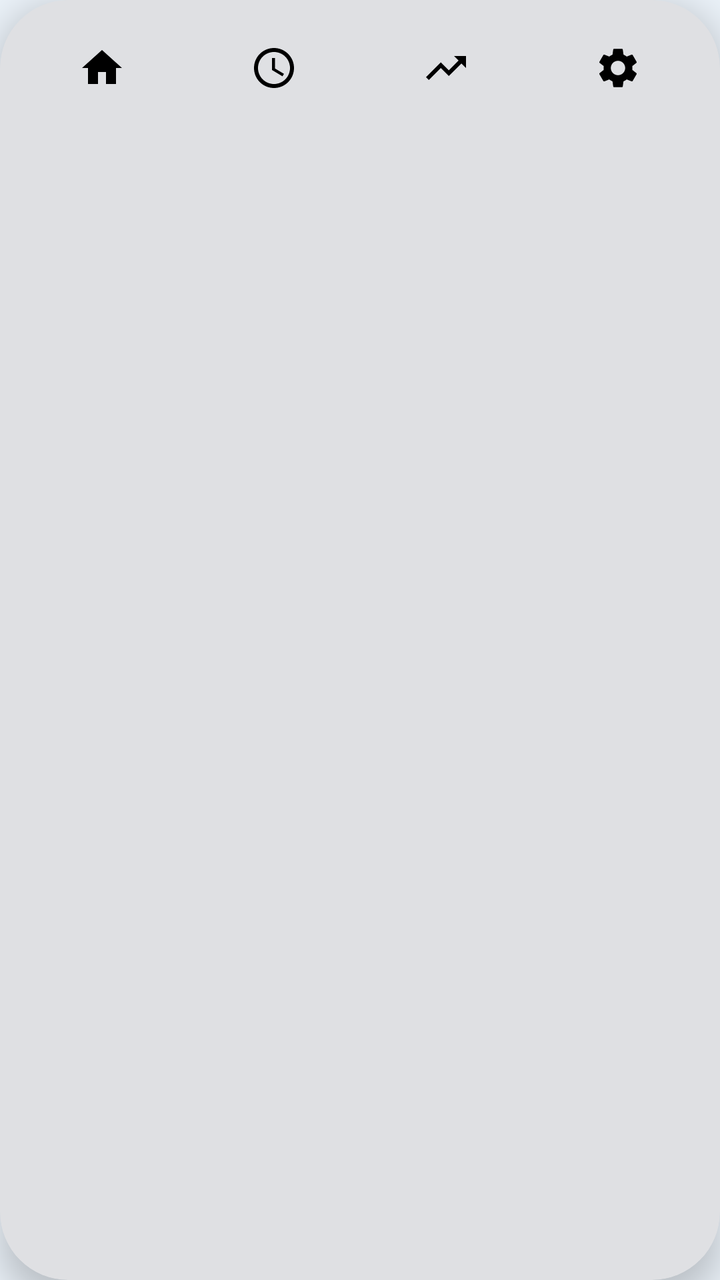
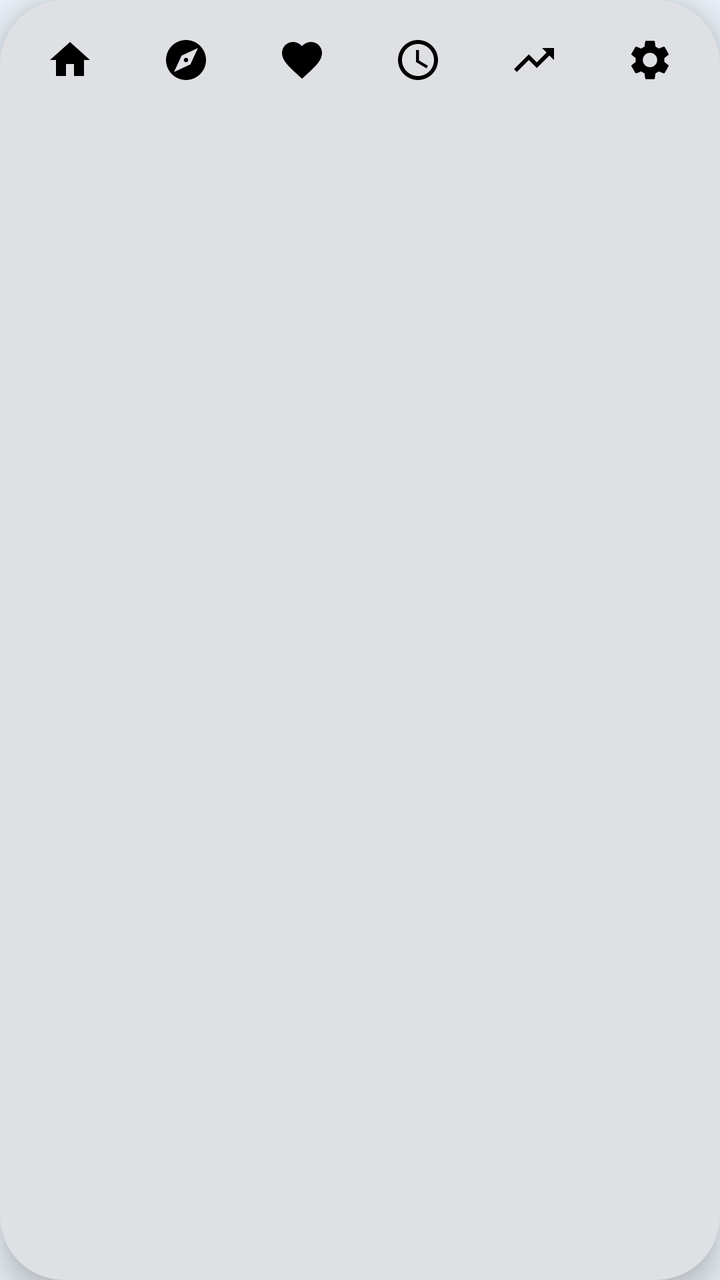

Compare the two renders of this Android layout. The source of the first and the diff that turns it into the second are given below.
<!-- AndroidManifest.xml: application theme Theme.EcoSense -->
<!-- res/layout/view_bottom_nav.xml -->
<?xml version="1.0" encoding="utf-8"?>
<com.google.android.material.card.MaterialCardView xmlns:android="http://schemas.android.com/apk/res/android" xmlns:app="http://schemas.android.com/apk/res-auto" xmlns:tools="http://schemas.android.com/tools"
    style="@style/Widget.Material3.CardView.Elevated"
    android:layout_width="match_parent"
    android:layout_height="wrap_content"
    app:cardBackgroundColor="@color/eco_card"
    app:cardCornerRadius="34dp"
    app:cardElevation="10dp">

    <LinearLayout
        android:layout_width="match_parent"
        android:layout_height="wrap_content"
        android:gravity="center"
        android:orientation="horizontal"
        android:padding="8dp">

        <ImageView
            android:id="@+id/navHome"
            android:layout_width="0dp"
            android:layout_height="52dp"
            android:layout_weight="1"
            android:contentDescription="Home"
            android:padding="14dp"
            android:scaleType="centerInside"
            android:src="@drawable/ic_home" />
        <ImageView
            android:id="@+id/navHistory"
            android:layout_width="0dp"
            android:layout_height="52dp"
            android:layout_weight="1"
            android:contentDescription="History"
            android:padding="14dp"
            android:scaleType="centerInside"
            android:src="@drawable/ic_history" />
        <ImageView
            android:id="@+id/navPredict"
            android:layout_width="0dp"
            android:layout_height="52dp"
            android:layout_weight="1"
            android:contentDescription="Prediction"
            android:padding="14dp"
            android:scaleType="centerInside"
            android:src="@drawable/ic_trend" />
        <ImageView
            android:id="@+id/navSettings"
            android:layout_width="0dp"
            android:layout_height="52dp"
            android:layout_weight="1"
            android:contentDescription="Settings"
            android:padding="14dp"
            android:scaleType="centerInside"
            android:src="@drawable/ic_settings" />
    </LinearLayout>
</com.google.android.material.card.MaterialCardView>
<!-- resources referenced by this layout -->
<resources>
  <color name="eco_card">#FFFFFF</color>
  <!-- drawable ic_history (drawable) -->
  <vector xmlns:android="http://schemas.android.com/apk/res/android"
      android:width="24dp" android:height="24dp"
      android:viewportWidth="24" android:viewportHeight="24">
      <path android:fillColor="#000000" android:pathData="M11.99,2C6.47,2 2,6.48 2,12s4.47,10 9.99,10C17.52,22 22,17.52 22,12S17.52,2 11.99,2zM12,20c-4.42,0 -8,-3.58 -8,-8s3.58,-8 8,-8 8,3.58 8,8 -3.58,8 -8,8zM12.5,7H11v6l5.25,3.15 0.75,-1.23 -4.5,-2.67z" />
  </vector>
  <!-- drawable ic_home (drawable) -->
  <vector xmlns:android="http://schemas.android.com/apk/res/android"
      android:width="24dp" android:height="24dp"
      android:viewportWidth="24" android:viewportHeight="24">
      <path android:fillColor="#000000" android:pathData="M10,20v-6h4v6h5v-8h3L12,3 2,12h3v8z" />
  </vector>
  <!-- drawable ic_trend (drawable) -->
  <vector xmlns:android="http://schemas.android.com/apk/res/android"
      android:width="24dp" android:height="24dp"
      android:viewportWidth="24" android:viewportHeight="24">
      <path android:fillColor="#000000" android:pathData="M16,6l2.29,2.29 -4.88,4.88 -4,-4L2,16.59 3.41,18l6,-6 4,4 6.3,-6.29L22,12V6z" />
  </vector>
  <color name="eco_navy">#0F172A</color>
  <color name="eco_on_navy">#FFFFFF</color>
  <color name="tint_hum">#DCEBFF</color>
  <color name="eco_text">#0F172A</color>
  <color name="eco_primary">#1E6FE0</color>
  <color name="eco_on_primary">#FFFFFF</color>
  <color name="eco_bg">#EAF1F8</color>
  <color name="eco_tile">#F1F5F9</color>
  <color name="eco_text_secondary">#64748B</color>
  <color name="eco_outline">#CBD5E1</color>
  <color name="sky_top">#2A7DE1</color>
  <style name="Animation.EcoActivity" parent="@android:style/Animation.Activity">
          <item name="android:activityOpenEnterAnimation">@anim/slide_in_right</item>
          <item name="android:activityOpenExitAnimation">@anim/slide_out_left</item>
          <item name="android:activityCloseEnterAnimation">@anim/slide_in_left</item>
          <item name="android:activityCloseExitAnimation">@anim/slide_out_right</item>
      </style>
  <!-- unchanged entries left out for length: 2 -->
</resources>

<!-- the commit's change to res/layout/view_bottom_nav.xml (unified diff, before → after) -->
@@ -1,10 +1,11 @@
 <?xml version="1.0" encoding="utf-8"?>
-<com.google.android.material.card.MaterialCardView xmlns:android="http://schemas.android.com/apk/res/android" xmlns:app="http://schemas.android.com/apk/res-auto" xmlns:tools="http://schemas.android.com/tools"
+<com.google.android.material.card.MaterialCardView xmlns:android="http://schemas.android.com/apk/res/android"
+    xmlns:app="http://schemas.android.com/apk/res-auto"
     style="@style/Widget.Material3.CardView.Elevated"
     android:layout_width="match_parent"
     android:layout_height="wrap_content"
     app:cardBackgroundColor="@color/eco_card"
-    app:cardCornerRadius="34dp"
+    app:cardCornerRadius="32dp"
     app:cardElevation="10dp">
 
     <LinearLayout
@@ -12,42 +13,60 @@
         android:layout_height="wrap_content"
         android:gravity="center"
         android:orientation="horizontal"
-        android:padding="8dp">
+        android:padding="6dp">
 
         <ImageView
             android:id="@+id/navHome"
             android:layout_width="0dp"
-            android:layout_height="52dp"
+            android:layout_height="48dp"
             android:layout_weight="1"
             android:contentDescription="Home"
-            android:padding="14dp"
+            android:padding="12dp"
             android:scaleType="centerInside"
             android:src="@drawable/ic_home" />
         <ImageView
+            android:id="@+id/navPlan"
+            android:layout_width="0dp"
+            android:layout_height="48dp"
+            android:layout_weight="1"
+            android:contentDescription="Today's plan"
+            android:padding="12dp"
+            android:scaleType="centerInside"
+            android:src="@drawable/ic_plan" />
+        <ImageView
+            android:id="@+id/navSymptom"
+            android:layout_width="0dp"
+            android:layout_height="48dp"
+            android:layout_weight="1"
+            android:contentDescription="Symptom diary"
+            android:padding="12dp"
+            android:scaleType="centerInside"
+            android:src="@drawable/ic_heart" />
+        <ImageView
             android:id="@+id/navHistory"
             android:layout_width="0dp"
-            android:layout_height="52dp"
+            android:layout_height="48dp"
             android:layout_weight="1"
             android:contentDescription="History"
-            android:padding="14dp"
+            android:padding="12dp"
             android:scaleType="centerInside"
             android:src="@drawable/ic_history" />
         <ImageView
             android:id="@+id/navPredict"
             android:layout_width="0dp"
-            android:layout_height="52dp"
+            android:layout_height="48dp"
             android:layout_weight="1"
             android:contentDescription="Prediction"
-            android:padding="14dp"
+            android:padding="12dp"
             android:scaleType="centerInside"
             android:src="@drawable/ic_trend" />
         <ImageView
             android:id="@+id/navSettings"
             android:layout_width="0dp"
-            android:layout_height="52dp"
+            android:layout_height="48dp"
             android:layout_weight="1"
             android:contentDescription="Settings"
-            android:padding="14dp"
+            android:padding="12dp"
             android:scaleType="centerInside"
             android:src="@drawable/ic_settings" />
     </LinearLayout>
<!-- resource entries referenced after the edit -->
@@ -1,6 +1,12 @@
 <!-- resources referenced by this layout -->
 <resources>
   <color name="eco_card">#FFFFFF</color>
+  <!-- drawable ic_heart (drawable) -->
+  <vector xmlns:android="http://schemas.android.com/apk/res/android"
+      android:width="24dp" android:height="24dp"
+      android:viewportWidth="24" android:viewportHeight="24">
+      <path android:fillColor="#000000" android:pathData="M12,21.35l-1.45,-1.32C5.4,15.36 2,12.28 2,8.5 2,5.42 4.42,3 7.5,3c1.74,0 3.41,0.81 4.5,2.09C13.09,3.81 14.76,3 16.5,3 19.58,3 22,5.42 22,8.5c0,3.78 -3.4,6.86 -8.55,11.54L12,21.35z" />
+  </vector>
   <!-- drawable ic_history (drawable) -->
   <vector xmlns:android="http://schemas.android.com/apk/res/android"
       android:width="24dp" android:height="24dp"
@@ -12,6 +18,12 @@
       android:width="24dp" android:height="24dp"
       android:viewportWidth="24" android:viewportHeight="24">
       <path android:fillColor="#000000" android:pathData="M10,20v-6h4v6h5v-8h3L12,3 2,12h3v8z" />
+  </vector>
+  <!-- drawable ic_plan (drawable) -->
+  <vector xmlns:android="http://schemas.android.com/apk/res/android"
+      android:width="24dp" android:height="24dp"
+      android:viewportWidth="24" android:viewportHeight="24">
+      <path android:fillColor="#000000" android:pathData="M12,10.9c-0.61,0 -1.1,0.49 -1.1,1.1s0.49,1.1 1.1,1.1c0.61,0 1.1,-0.49 1.1,-1.1s-0.49,-1.1 -1.1,-1.1zM12,2C6.48,2 2,6.48 2,12s4.48,10 10,10 10,-4.48 10,-10S17.52,2 12,2zM14.19,14.19L6,18l3.81,-8.19L18,6l-3.81,8.19z" />
   </vector>
   <!-- drawable ic_trend (drawable) -->
   <vector xmlns:android="http://schemas.android.com/apk/res/android"
